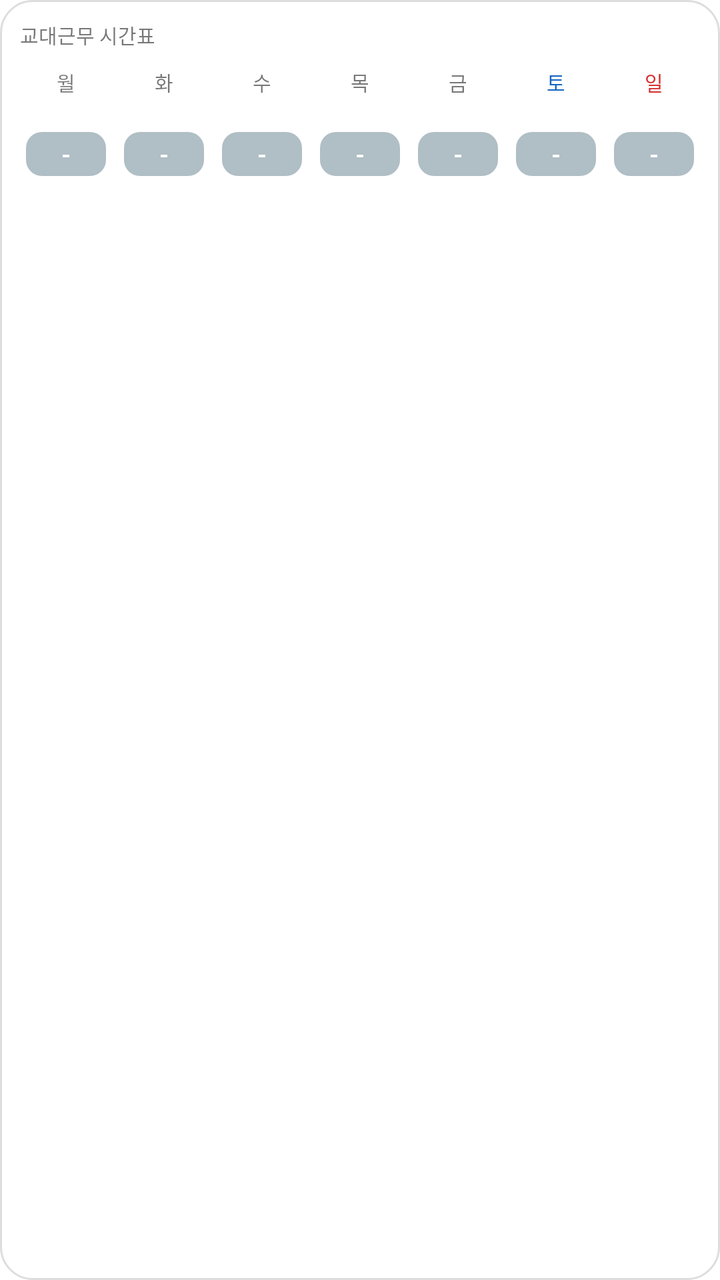
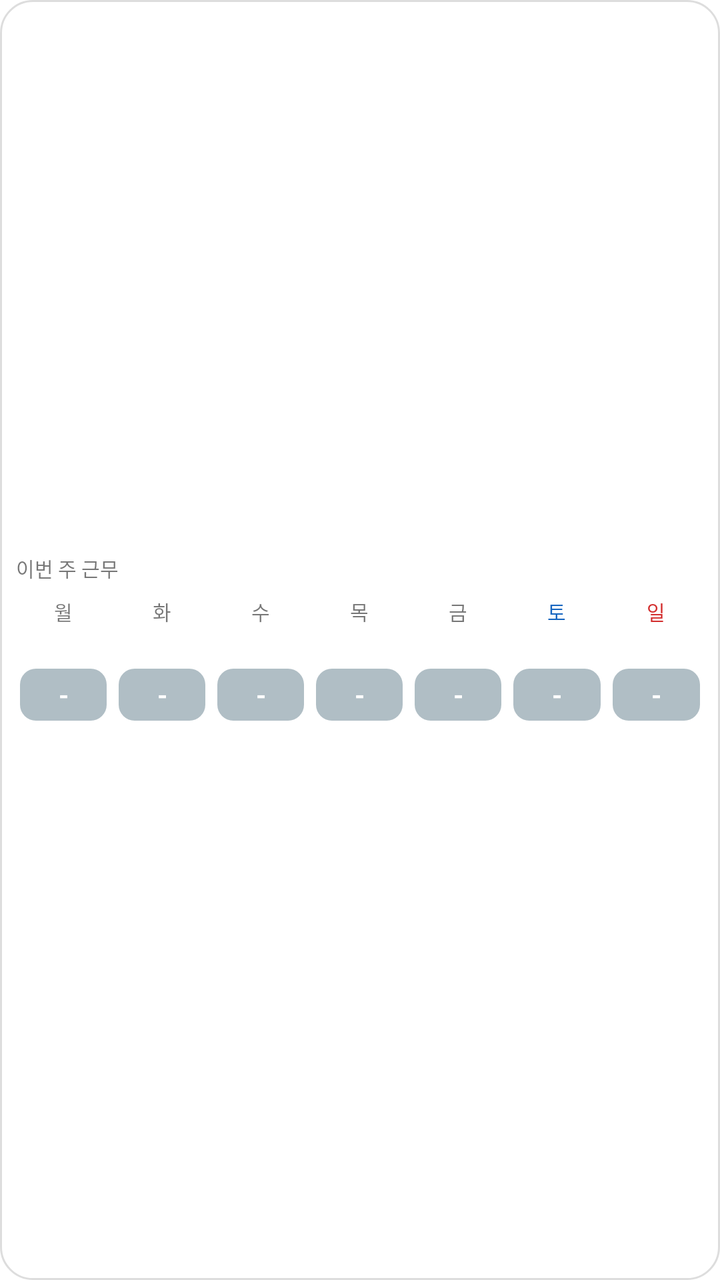

An Android layout rendered at two revisions. The XML below is the earlier revision; the diff shows what the commit changed to produce the second picture.
<!-- AndroidManifest.xml: fallback theme Theme.MaterialComponents.DayNight.NoActionBar -->
<!-- res/layout/shift_widget.xml -->
<?xml version="1.0" encoding="utf-8"?>
<LinearLayout xmlns:android="http://schemas.android.com/apk/res/android"
    android:id="@+id/widget_root"
    android:layout_width="match_parent"
    android:layout_height="match_parent"
    android:orientation="vertical"
    android:background="@drawable/widget_bg"
    android:padding="10dp">

    <LinearLayout
        android:layout_width="match_parent"
        android:layout_height="wrap_content"
        android:orientation="horizontal"
        android:gravity="center_vertical">

        <TextView
            android:layout_width="0dp"
            android:layout_height="wrap_content"
            android:layout_weight="1"
            android:text="교대근무 시간표"
            android:textColor="#88000000"
            android:textSize="10sp" />

        <TextView
            android:id="@+id/updated"
            android:layout_width="wrap_content"
            android:layout_height="wrap_content"
            android:text=""
            android:textColor="#66000000"
            android:textSize="9sp" />
    </LinearLayout>

    <LinearLayout
        android:layout_width="match_parent"
        android:layout_height="wrap_content"
        android:layout_marginTop="6dp"
        android:orientation="horizontal">

    <LinearLayout
        android:id="@+id/day0_cell"
        android:layout_width="0dp"
        android:layout_height="wrap_content"
        android:layout_weight="1"
        android:orientation="vertical"
        android:gravity="center_horizontal"
        android:padding="3dp">

        <TextView
            android:id="@+id/day0_dow"
            android:layout_width="wrap_content"
            android:layout_height="wrap_content"
            android:text="월"
            android:textColor="#88000000"
            android:textSize="10sp" />

        <TextView
            android:id="@+id/day0_num"
            android:layout_width="wrap_content"
            android:layout_height="wrap_content"
            android:text=""
            android:textStyle="bold"
            android:textColor="#AA000000"
            android:textSize="11sp" />

        <TextView
            android:id="@+id/day0_badge"
            android:layout_width="match_parent"
            android:layout_height="22dp"
            android:layout_marginTop="3dp"
            android:gravity="center"
            android:background="@drawable/badge_bg"
            android:text="-"
            android:textStyle="bold"
            android:textColor="#FFFFFFFF"
            android:textSize="12sp" />
    </LinearLayout>
    <LinearLayout
        android:id="@+id/day1_cell"
        android:layout_width="0dp"
        android:layout_height="wrap_content"
        android:layout_weight="1"
        android:layout_marginStart="3dp"
        android:orientation="vertical"
        android:gravity="center_horizontal"
        android:padding="3dp">

        <TextView
            android:id="@+id/day1_dow"
            android:layout_width="wrap_content"
            android:layout_height="wrap_content"
            android:text="화"
            android:textColor="#88000000"
            android:textSize="10sp" />

        <TextView
            android:id="@+id/day1_num"
            android:layout_width="wrap_content"
            android:layout_height="wrap_content"
            android:text=""
            android:textStyle="bold"
            android:textColor="#AA000000"
            android:textSize="11sp" />

        <TextView
            android:id="@+id/day1_badge"
            android:layout_width="match_parent"
            android:layout_height="22dp"
            android:layout_marginTop="3dp"
            android:gravity="center"
            android:background="@drawable/badge_bg"
            android:text="-"
            android:textStyle="bold"
            android:textColor="#FFFFFFFF"
            android:textSize="12sp" />
    </LinearLayout>
    <LinearLayout
        android:id="@+id/day2_cell"
        android:layout_width="0dp"
        android:layout_height="wrap_content"
        android:layout_weight="1"
        android:layout_marginStart="3dp"
        android:orientation="vertical"
        android:gravity="center_horizontal"
        android:padding="3dp">

        <TextView
            android:id="@+id/day2_dow"
            android:layout_width="wrap_content"
            android:layout_height="wrap_content"
            android:text="수"
            android:textColor="#88000000"
            android:textSize="10sp" />

        <TextView
            android:id="@+id/day2_num"
            android:layout_width="wrap_content"
            android:layout_height="wrap_content"
            android:text=""
            android:textStyle="bold"
            android:textColor="#AA000000"
            android:textSize="11sp" />

        <TextView
            android:id="@+id/day2_badge"
            android:layout_width="match_parent"
            android:layout_height="22dp"
            android:layout_marginTop="3dp"
            android:gravity="center"
            android:background="@drawable/badge_bg"
            android:text="-"
            android:textStyle="bold"
            android:textColor="#FFFFFFFF"
            android:textSize="12sp" />
    </LinearLayout>
    <LinearLayout
        android:id="@+id/day3_cell"
        android:layout_width="0dp"
        android:layout_height="wrap_content"
        android:layout_weight="1"
        android:layout_marginStart="3dp"
        android:orientation="vertical"
        android:gravity="center_horizontal"
        android:padding="3dp">

        <TextView
            android:id="@+id/day3_dow"
            android:layout_width="wrap_content"
            android:layout_height="wrap_content"
            android:text="목"
            android:textColor="#88000000"
            android:textSize="10sp" />

        <TextView
            android:id="@+id/day3_num"
            android:layout_width="wrap_content"
            android:layout_height="wrap_content"
            android:text=""
            android:textStyle="bold"
            android:textColor="#AA000000"
            android:textSize="11sp" />

        <TextView
            android:id="@+id/day3_badge"
            android:layout_width="match_parent"
            android:layout_height="22dp"
            android:layout_marginTop="3dp"
            android:gravity="center"
            android:background="@drawable/badge_bg"
            android:text="-"
            android:textStyle="bold"
            android:textColor="#FFFFFFFF"
            android:textSize="12sp" />
    </LinearLayout>
    <LinearLayout
        android:id="@+id/day4_cell"
        android:layout_width="0dp"
        android:layout_height="wrap_content"
        android:layout_weight="1"
        android:layout_marginStart="3dp"
        android:orientation="vertical"
        android:gravity="center_horizontal"
        android:padding="3dp">

        <TextView
            android:id="@+id/day4_dow"
            android:layout_width="wrap_content"
            android:layout_height="wrap_content"
            android:text="금"
            android:textColor="#88000000"
            android:textSize="10sp" />

        <TextView
            android:id="@+id/day4_num"
            android:layout_width="wrap_content"
            android:layout_height="wrap_content"
            android:text=""
            android:textStyle="bold"
            android:textColor="#AA000000"
            android:textSize="11sp" />

        <TextView
            android:id="@+id/day4_badge"
            android:layout_width="match_parent"
            android:layout_height="22dp"
            android:layout_marginTop="3dp"
            android:gravity="center"
            android:background="@drawable/badge_bg"
            android:text="-"
            android:textStyle="bold"
            android:textColor="#FFFFFFFF"
            android:textSize="12sp" />
    </LinearLayout>
    <LinearLayout
        android:id="@+id/day5_cell"
        android:layout_width="0dp"
        android:layout_height="wrap_content"
        android:layout_weight="1"
        android:layout_marginStart="3dp"
        android:orientation="vertical"
        android:gravity="center_horizontal"
        android:padding="3dp">

        <TextView
            android:id="@+id/day5_dow"
            android:layout_width="wrap_content"
            android:layout_height="wrap_content"
            android:text="토"
            android:textColor="#1565C0"
            android:textSize="10sp" />

        <TextView
            android:id="@+id/day5_num"
            android:layout_width="wrap_content"
            android:layout_height="wrap_content"
            android:text=""
            android:textStyle="bold"
            android:textColor="#1565C0"
            android:textSize="11sp" />

        <TextView
            android:id="@+id/day5_badge"
            android:layout_width="match_parent"
            android:layout_height="22dp"
            android:layout_marginTop="3dp"
            android:gravity="center"
            android:background="@drawable/badge_bg"
            android:text="-"
            android:textStyle="bold"
            android:textColor="#FFFFFFFF"
            android:textSize="12sp" />
    </LinearLayout>
    <LinearLayout
        android:id="@+id/day6_cell"
        android:layout_width="0dp"
        android:layout_height="wrap_content"
        android:layout_weight="1"
        android:layout_marginStart="3dp"
        android:orientation="vertical"
        android:gravity="center_horizontal"
        android:padding="3dp">

        <TextView
            android:id="@+id/day6_dow"
            android:layout_width="wrap_content"
            android:layout_height="wrap_content"
            android:text="일"
            android:textColor="#D32F2F"
            android:textSize="10sp" />

        <TextView
            android:id="@+id/day6_num"
            android:layout_width="wrap_content"
            android:layout_height="wrap_content"
            android:text=""
            android:textStyle="bold"
            android:textColor="#D32F2F"
            android:textSize="11sp" />

        <TextView
            android:id="@+id/day6_badge"
            android:layout_width="match_parent"
            android:layout_height="22dp"
            android:layout_marginTop="3dp"
            android:gravity="center"
            android:background="@drawable/badge_bg"
            android:text="-"
            android:textStyle="bold"
            android:textColor="#FFFFFFFF"
            android:textSize="12sp" />
    </LinearLayout>
    </LinearLayout>
</LinearLayout>
<!-- resources referenced by this layout -->
<resources>
  <!-- drawable badge_bg (drawable) -->
  <?xml version="1.0" encoding="utf-8"?>
  <shape xmlns:android="http://schemas.android.com/apk/res/android"
      android:shape="rectangle">
      <solid android:color="#FFB0BEC5" />
      <corners android:radius="8dp" />
  </shape>
  <!-- drawable widget_bg (drawable) -->
  <?xml version="1.0" encoding="utf-8"?>
  <shape xmlns:android="http://schemas.android.com/apk/res/android"
      android:shape="rectangle">
      <solid android:color="#FFFFFFFF" />
      <corners android:radius="16dp" />
      <stroke android:width="1dp" android:color="#22000000" />
  </shape>
</resources>

<!-- the commit's change to res/layout/shift_widget.xml (unified diff, before → after) -->
@@ -4,8 +4,12 @@
     android:layout_width="match_parent"
     android:layout_height="match_parent"
     android:orientation="vertical"
+    android:gravity="center_vertical"
     android:background="@drawable/widget_bg"
-    android:padding="10dp">
+    android:paddingStart="8dp"
+    android:paddingEnd="8dp"
+    android:paddingTop="6dp"
+    android:paddingBottom="6dp">
 
     <LinearLayout
         android:layout_width="match_parent"
@@ -17,7 +21,7 @@
             android:layout_width="0dp"
             android:layout_height="wrap_content"
             android:layout_weight="1"
-            android:text="교대근무 시간표"
+            android:text="이번 주 근무"
             android:textColor="#88000000"
             android:textSize="10sp" />
 
@@ -33,7 +37,7 @@
     <LinearLayout
         android:layout_width="match_parent"
         android:layout_height="wrap_content"
-        android:layout_marginTop="6dp"
+        android:layout_marginTop="4dp"
         android:orientation="horizontal">
 
     <LinearLayout
@@ -43,7 +47,8 @@
         android:layout_weight="1"
         android:orientation="vertical"
         android:gravity="center_horizontal"
-        android:padding="3dp">
+        android:paddingTop="3dp"
+        android:paddingBottom="3dp">
 
         <TextView
             android:id="@+id/day0_dow"
@@ -57,32 +62,36 @@
             android:id="@+id/day0_num"
             android:layout_width="wrap_content"
             android:layout_height="wrap_content"
-            android:text=""
-            android:textStyle="bold"
-            android:textColor="#AA000000"
-            android:textSize="11sp" />
+            android:layout_marginTop="1dp"
+            android:text=""
+            android:textStyle="bold"
+            android:textColor="#AA000000"
+            android:textSize="12sp" />
 
         <TextView
             android:id="@+id/day0_badge"
             android:layout_width="match_parent"
-            android:layout_height="22dp"
-            android:layout_marginTop="3dp"
-            android:gravity="center"
-            android:background="@drawable/badge_bg"
-            android:text="-"
-            android:textStyle="bold"
-            android:textColor="#FFFFFFFF"
-            android:textSize="12sp" />
+            android:layout_height="26dp"
+            android:layout_marginTop="4dp"
+            android:layout_marginStart="2dp"
+            android:layout_marginEnd="2dp"
+            android:gravity="center"
+            android:background="@drawable/badge_bg"
+            android:text="-"
+            android:textStyle="bold"
+            android:textColor="#FFFFFFFF"
+            android:textSize="13sp" />
     </LinearLayout>
     <LinearLayout
         android:id="@+id/day1_cell"
         android:layout_width="0dp"
         android:layout_height="wrap_content"
         android:layout_weight="1"
-        android:layout_marginStart="3dp"
-        android:orientation="vertical"
-        android:gravity="center_horizontal"
-        android:padding="3dp">
+        android:layout_marginStart="2dp"
+        android:orientation="vertical"
+        android:gravity="center_horizontal"
+        android:paddingTop="3dp"
+        android:paddingBottom="3dp">
 
         <TextView
             android:id="@+id/day1_dow"
@@ -96,32 +105,36 @@
             android:id="@+id/day1_num"
             android:layout_width="wrap_content"
             android:layout_height="wrap_content"
-            android:text=""
-            android:textStyle="bold"
-            android:textColor="#AA000000"
-            android:textSize="11sp" />
+            android:layout_marginTop="1dp"
+            android:text=""
+            android:textStyle="bold"
+            android:textColor="#AA000000"
+            android:textSize="12sp" />
 
         <TextView
             android:id="@+id/day1_badge"
             android:layout_width="match_parent"
-            android:layout_height="22dp"
-            android:layout_marginTop="3dp"
-            android:gravity="center"
-            android:background="@drawable/badge_bg"
-            android:text="-"
-            android:textStyle="bold"
-            android:textColor="#FFFFFFFF"
-            android:textSize="12sp" />
+            android:layout_height="26dp"
+            android:layout_marginTop="4dp"
+            android:layout_marginStart="2dp"
+            android:layout_marginEnd="2dp"
+            android:gravity="center"
+            android:background="@drawable/badge_bg"
+            android:text="-"
+            android:textStyle="bold"
+            android:textColor="#FFFFFFFF"
+            android:textSize="13sp" />
     </LinearLayout>
     <LinearLayout
         android:id="@+id/day2_cell"
         android:layout_width="0dp"
         android:layout_height="wrap_content"
         android:layout_weight="1"
-        android:layout_marginStart="3dp"
-        android:orientation="vertical"
-        android:gravity="center_horizontal"
-        android:padding="3dp">
+        android:layout_marginStart="2dp"
+        android:orientation="vertical"
+        android:gravity="center_horizontal"
+        android:paddingTop="3dp"
+        android:paddingBottom="3dp">
 
         <TextView
             android:id="@+id/day2_dow"
@@ -135,32 +148,36 @@
             android:id="@+id/day2_num"
             android:layout_width="wrap_content"
             android:layout_height="wrap_content"
-            android:text=""
-            android:textStyle="bold"
-            android:textColor="#AA000000"
-            android:textSize="11sp" />
+            android:layout_marginTop="1dp"
+            android:text=""
+            android:textStyle="bold"
+            android:textColor="#AA000000"
+            android:textSize="12sp" />
 
         <TextView
             android:id="@+id/day2_badge"
             android:layout_width="match_parent"
-            android:layout_height="22dp"
-            android:layout_marginTop="3dp"
-            android:gravity="center"
-            android:background="@drawable/badge_bg"
-            android:text="-"
-            android:textStyle="bold"
-            android:textColor="#FFFFFFFF"
-            android:textSize="12sp" />
+            android:layout_height="26dp"
+            android:layout_marginTop="4dp"
+            android:layout_marginStart="2dp"
+            android:layout_marginEnd="2dp"
+            android:gravity="center"
+            android:background="@drawable/badge_bg"
+            android:text="-"
+            android:textStyle="bold"
+            android:textColor="#FFFFFFFF"
+            android:textSize="13sp" />
     </LinearLayout>
     <LinearLayout
         android:id="@+id/day3_cell"
         android:layout_width="0dp"
         android:layout_height="wrap_content"
         android:layout_weight="1"
-        android:layout_marginStart="3dp"
-        android:orientation="vertical"
-        android:gravity="center_horizontal"
-        android:padding="3dp">
+        android:layout_marginStart="2dp"
+        android:orientation="vertical"
+        android:gravity="center_horizontal"
+        android:paddingTop="3dp"
+        android:paddingBottom="3dp">
 
         <TextView
             android:id="@+id/day3_dow"
@@ -174,32 +191,36 @@
             android:id="@+id/day3_num"
             android:layout_width="wrap_content"
             android:layout_height="wrap_content"
-            android:text=""
-            android:textStyle="bold"
-            android:textColor="#AA000000"
-            android:textSize="11sp" />
+            android:layout_marginTop="1dp"
+            android:text=""
+            android:textStyle="bold"
+            android:textColor="#AA000000"
+            android:textSize="12sp" />
 
         <TextView
             android:id="@+id/day3_badge"
             android:layout_width="match_parent"
-            android:layout_height="22dp"
-            android:layout_marginTop="3dp"
-            android:gravity="center"
-            android:background="@drawable/badge_bg"
-            android:text="-"
-            android:textStyle="bold"
-            android:textColor="#FFFFFFFF"
-            android:textSize="12sp" />
+            android:layout_height="26dp"
+            android:layout_marginTop="4dp"
+            android:layout_marginStart="2dp"
+            android:layout_marginEnd="2dp"
+            android:gravity="center"
+            android:background="@drawable/badge_bg"
+            android:text="-"
+            android:textStyle="bold"
+            android:textColor="#FFFFFFFF"
+            android:textSize="13sp" />
     </LinearLayout>
     <LinearLayout
         android:id="@+id/day4_cell"
         android:layout_width="0dp"
         android:layout_height="wrap_content"
         android:layout_weight="1"
-        android:layout_marginStart="3dp"
-        android:orientation="vertical"
-        android:gravity="center_horizontal"
-        android:padding="3dp">
+        android:layout_marginStart="2dp"
+        android:orientation="vertical"
+        android:gravity="center_horizontal"
+        android:paddingTop="3dp"
+        android:paddingBottom="3dp">
 
         <TextView
             android:id="@+id/day4_dow"
@@ -213,32 +234,36 @@
             android:id="@+id/day4_num"
             android:layout_width="wrap_content"
             android:layout_height="wrap_content"
-            android:text=""
-            android:textStyle="bold"
-            android:textColor="#AA000000"
-            android:textSize="11sp" />
+            android:layout_marginTop="1dp"
+            android:text=""
+            android:textStyle="bold"
+            android:textColor="#AA000000"
+            android:textSize="12sp" />
 
         <TextView
             android:id="@+id/day4_badge"
             android:layout_width="match_parent"
-            android:layout_height="22dp"
-            android:layout_marginTop="3dp"
-            android:gravity="center"
-            android:background="@drawable/badge_bg"
-            android:text="-"
-            android:textStyle="bold"
-            android:textColor="#FFFFFFFF"
-            android:textSize="12sp" />
+            android:layout_height="26dp"
+            android:layout_marginTop="4dp"
+            android:layout_marginStart="2dp"
+            android:layout_marginEnd="2dp"
+            android:gravity="center"
+            android:background="@drawable/badge_bg"
+            android:text="-"
+            android:textStyle="bold"
+            android:textColor="#FFFFFFFF"
+            android:textSize="13sp" />
     </LinearLayout>
     <LinearLayout
         android:id="@+id/day5_cell"
         android:layout_width="0dp"
         android:layout_height="wrap_content"
         android:layout_weight="1"
-        android:layout_marginStart="3dp"
-        android:orientation="vertical"
-        android:gravity="center_horizontal"
-        android:padding="3dp">
+        android:layout_marginStart="2dp"
+        android:orientation="vertical"
+        android:gravity="center_horizontal"
+        android:paddingTop="3dp"
+        android:paddingBottom="3dp">
 
         <TextView
             android:id="@+id/day5_dow"
@@ -252,32 +277,36 @@
             android:id="@+id/day5_num"
             android:layout_width="wrap_content"
             android:layout_height="wrap_content"
+            android:layout_marginTop="1dp"
             android:text=""
             android:textStyle="bold"
             android:textColor="#1565C0"
-            android:textSize="11sp" />
+            android:textSize="12sp" />
 
         <TextView
             android:id="@+id/day5_badge"
             android:layout_width="match_parent"
-            android:layout_height="22dp"
-            android:layout_marginTop="3dp"
-            android:gravity="center"
-            android:background="@drawable/badge_bg"
-            android:text="-"
-            android:textStyle="bold"
-            android:textColor="#FFFFFFFF"
-            android:textSize="12sp" />
+            android:layout_height="26dp"
+            android:layout_marginTop="4dp"
+            android:layout_marginStart="2dp"
+            android:layout_marginEnd="2dp"
+            android:gravity="center"
+            android:background="@drawable/badge_bg"
+            android:text="-"
+            android:textStyle="bold"
+            android:textColor="#FFFFFFFF"
+            android:textSize="13sp" />
     </LinearLayout>
     <LinearLayout
         android:id="@+id/day6_cell"
         android:layout_width="0dp"
         android:layout_height="wrap_content"
         android:layout_weight="1"
-        android:layout_marginStart="3dp"
-        android:orientation="vertical"
-        android:gravity="center_horizontal"
-        android:padding="3dp">
+        android:layout_marginStart="2dp"
+        android:orientation="vertical"
+        android:gravity="center_horizontal"
+        android:paddingTop="3dp"
+        android:paddingBottom="3dp">
 
         <TextView
             android:id="@+id/day6_dow"
@@ -291,22 +320,25 @@
             android:id="@+id/day6_num"
             android:layout_width="wrap_content"
             android:layout_height="wrap_content"
+            android:layout_marginTop="1dp"
             android:text=""
             android:textStyle="bold"
             android:textColor="#D32F2F"
-            android:textSize="11sp" />
+            android:textSize="12sp" />
 
         <TextView
             android:id="@+id/day6_badge"
             android:layout_width="match_parent"
-            android:layout_height="22dp"
-            android:layout_marginTop="3dp"
-            android:gravity="center"
-            android:background="@drawable/badge_bg"
-            android:text="-"
-            android:textStyle="bold"
-            android:textColor="#FFFFFFFF"
-            android:textSize="12sp" />
+            android:layout_height="26dp"
+            android:layout_marginTop="4dp"
+            android:layout_marginStart="2dp"
+            android:layout_marginEnd="2dp"
+            android:gravity="center"
+            android:background="@drawable/badge_bg"
+            android:text="-"
+            android:textStyle="bold"
+            android:textColor="#FFFFFFFF"
+            android:textSize="13sp" />
     </LinearLayout>
     </LinearLayout>
 </LinearLayout>
